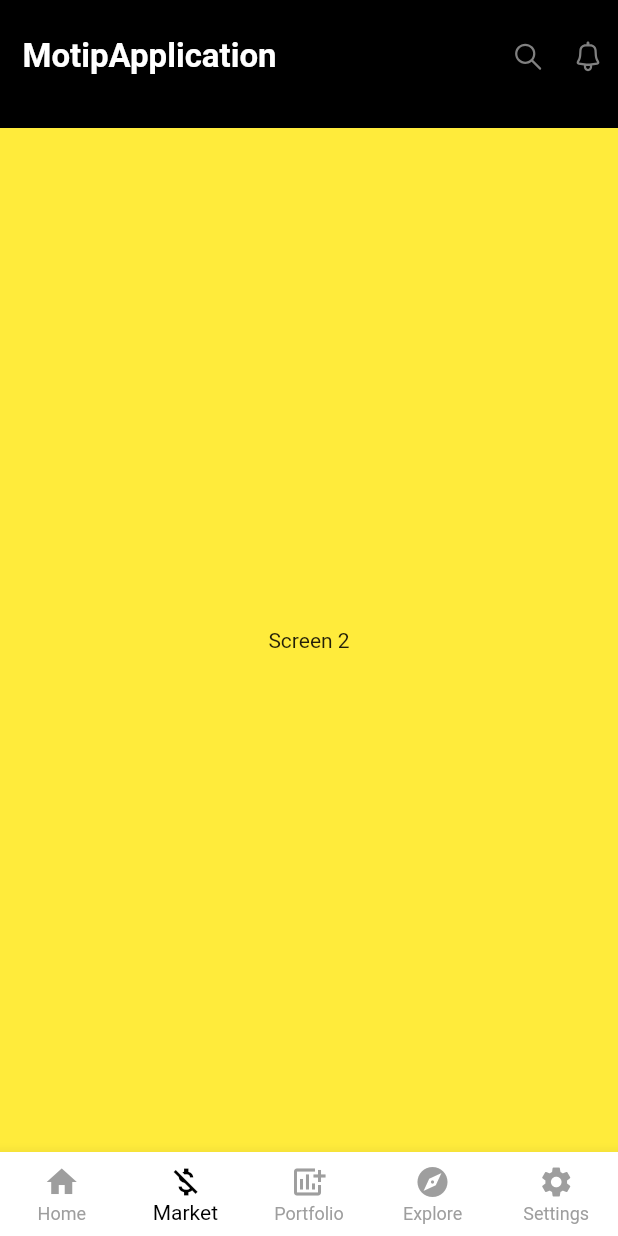
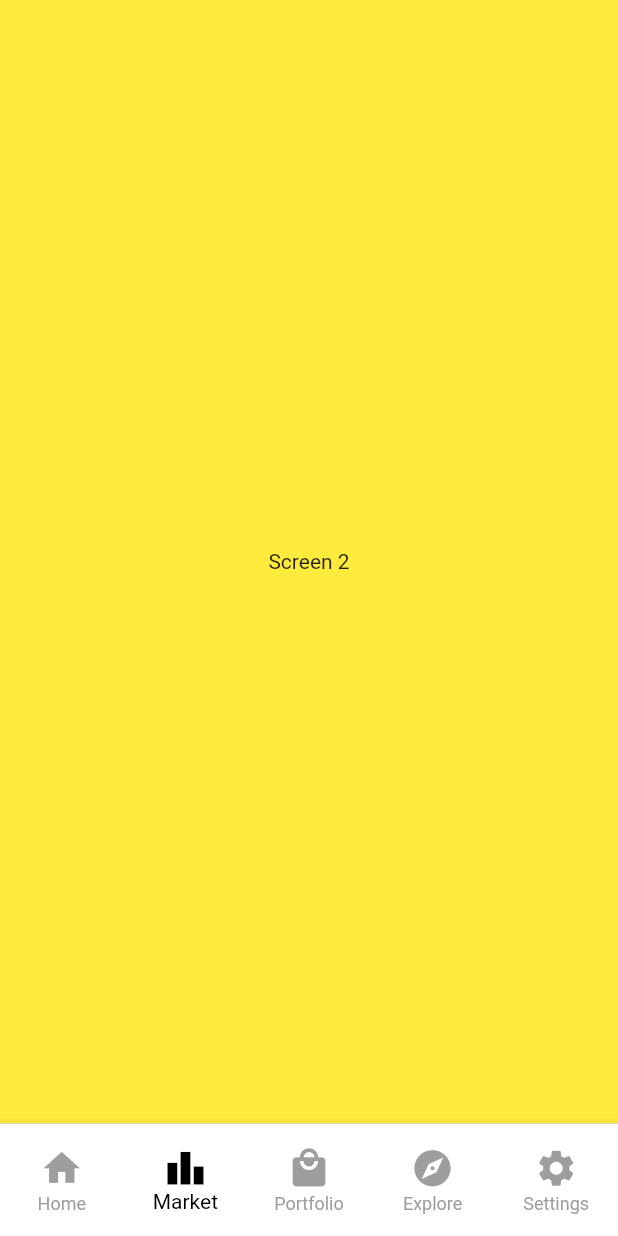
Before and after one commit to htJason98/cryptocurrency_app, a Flutter app: the HomeScreen screen opened directly, swiped to page 2, on a phone screen of 412 x 824 dp. Run offline on Flutter 3.47's test engine with Material 2 defaults, Android fonts, the phone set to English and light mode, and no system bars; our stand-ins replace flutter_html, flutter_svg; missing offline and left inert: move_to_background.

Commit message:
Modularization the Home screen

```diff
--- a/lib/main.dart
+++ b/lib/main.dart
@@ -1,4 +1,5 @@
 import 'package:flutter/material.dart';
+import 'package:flutter/services.dart';
 import 'package:motip_application/Screens/Welcome/welcome_screen.dart';
 import 'package:motip_application/constants.dart';
 
@@ -12,6 +13,8 @@ class MyApp extends StatelessWidget {
   // This widget is the root of your application.
   @override
   Widget build(BuildContext context) {
+    SystemChrome.setEnabledSystemUIMode(SystemUiMode.manual,
+        overlays: [SystemUiOverlay.top]);
     return MaterialApp(
       debugShowCheckedModeBanner: false,
       title: 'Flutter Motip',
--- /dev/null
+++ b/lib/screens/home/components/bottom_navigation_bar.dart
@@ -0,0 +1,49 @@
+import 'package:flutter/material.dart';
+import 'package:motip_application/utils/Dimens.dart';
+import 'package:motip_application/utils/Strings.dart';
+
+class CustomBottomNavigationBar extends StatelessWidget {
+  final int pageIndex;
+  final Function(int) onTabTapped;
+  const CustomBottomNavigationBar(
+      {Key? key, required this.pageIndex, required this.onTabTapped})
+      : super(key: key);
+
+  @override
+  Widget build(BuildContext context) {
+    return SizedBox(
+      height: Dimens.bottomNavigationBarHeight,
+      child: BottomNavigationBar(
+        currentIndex: pageIndex,
+        onTap: onTabTapped,
+        backgroundColor: Colors.white,
+        selectedItemColor: Colors.black,
+        unselectedItemColor: Colors.grey,
+        type: BottomNavigationBarType.fixed,
+        items: const <BottomNavigationBarItem>[
+          BottomNavigationBarItem(
+              icon: Icon(Icons.home, size: Dimens.bottomNavigationIconSize),
+              label: Strings.bottomPageHome),
+          BottomNavigationBarItem(
+              icon: Icon(
+                Icons.leaderboard,
+                size: Dimens.bottomNavigationIconSize,
+              ),
+              label: Strings.bottomPageMarket),
+          BottomNavigationBarItem(
+              icon: Icon(
+                Icons.local_mall,
+                size: Dimens.bottomNavigationIconSize,
+              ),
+              label: Strings.bottomPagePortfolio),
+          BottomNavigationBarItem(
+              icon: Icon(Icons.explore, size: Dimens.bottomNavigationIconSize),
+              label: Strings.bottomPageExplore),
+          BottomNavigationBarItem(
+              icon: Icon(Icons.settings, size: Dimens.bottomNavigationIconSize),
+              label: Strings.bottomPageSettings),
+        ],
+      ),
+    );
+  }
+}
--- a/lib/screens/home/home_screen.dart
+++ b/lib/screens/home/home_screen.dart
@@ -1,8 +1,8 @@
 import 'package:flutter/material.dart';
 import 'package:flutter_svg/flutter_svg.dart';
-import 'package:motip_application/utils/Strings.dart';
 import 'package:move_to_background/move_to_background.dart';
 
+import 'components/bottom_navigation_bar.dart';
 import 'components/home_page.dart';
 
 class HomeScreen extends StatefulWidget {
@@ -24,27 +24,9 @@ class _HomeScreenState extends State<HomeScreen> {
             tabPages: tabPages,
             onPageChanged: onPageChanged,
             pageController: _pageController),
-        bottomNavigationBar: BottomNavigationBar(
-          currentIndex: _pageIndex,
-          onTap: onTabTapped,
-          backgroundColor: Colors.white,
-          selectedItemColor: Colors.black,
-          unselectedItemColor: Colors.grey,
-          type: BottomNavigationBarType.fixed,
-          items: const <BottomNavigationBarItem>[
-            BottomNavigationBarItem(
-                icon: Icon(Icons.home), label: Strings.bottomPageHome),
-            BottomNavigationBarItem(
-                icon: Icon(Icons.money_off_csred_outlined),
-                label: Strings.bottomPageMarket),
-            BottomNavigationBarItem(
-                icon: Icon(Icons.add_chart),
-                label: Strings.bottomPagePortfolio),
-            BottomNavigationBarItem(
-                icon: Icon(Icons.explore), label: Strings.bottomPageExplore),
-            BottomNavigationBarItem(
-                icon: Icon(Icons.settings), label: Strings.bottomPageSettings),
-          ],
+        bottomNavigationBar: CustomBottomNavigationBar(
+          pageIndex: _pageIndex,
+          onTabTapped: onTabTapped,
         ),
       ),
       onWillPop: () async {
@@ -106,78 +88,16 @@ class Body extends StatelessWidget {
       decoration: const BoxDecoration(color: Colors.black),
       child: Column(
         children: [
-          const Expanded(
-            child: Header(),
-            flex: 1,
-          ),
           Expanded(
             child: PageView(
               children: tabPages,
               onPageChanged: onPageChanged,
               controller: pageController,
             ),
-            flex: 8,
+            flex: 1,
           )
         ],
       ),
-    );
-  }
-}
-
-class Header extends StatelessWidget {
-  const Header({Key? key}) : super(key: key);
-
-  @override
-  Widget build(BuildContext context) {
-    Size size = MediaQuery.of(context).size;
-    var padding = MediaQuery.of(context).padding.top;
-    return Padding(
-      padding: EdgeInsets.only(top: padding, bottom: 10),
-      child: SizedBox(
-          width: size.width,
-          child: Column(
-            children: [
-              Expanded(
-                child: Row(
-                  children: [
-                    const Expanded(
-                      child: Padding(
-                        padding: EdgeInsets.symmetric(horizontal: 15),
-                        child: Text(
-                          "MotipApplication",
-                          style: TextStyle(
-                              fontSize: 22.0,
-                              fontWeight: FontWeight.bold,
-                              color: Colors.white),
-                          textAlign: TextAlign.start,
-                        ),
-                      ),
-                      flex: 1,
-                    ),
-                    Expanded(
-                      child: Row(
-                        mainAxisAlignment: MainAxisAlignment.end,
-                        children: [
-                          Padding(
-                            padding: const EdgeInsets.symmetric(horizontal: 8),
-                            child:
-                                SvgPicture.asset("assets/images/ic_search.svg"),
-                          ),
-                          Padding(
-                            padding: const EdgeInsets.symmetric(horizontal: 8),
-                            child: SvgPicture.asset(
-                                "assets/images/ic_notification.svg"),
-                          )
-                        ],
-                      ),
-                      flex: 1,
-                    ),
-                  ],
-                ),
-                flex: 1,
-              ),
-            ],
-          )),
     );
   }
 }
--- /dev/null
+++ b/lib/utils/Dimens.dart
@@ -0,0 +1,11 @@
+class Dimens {
+  static const double smallSize = 10;
+  static const double smallSizeS = 12;
+  static const double smallSizeX = 14;
+  static const double mediumSize = 16;
+  static const double mediumSizeS = 18;
+  static const double mediumSizeX = 20;
+
+  static const double bottomNavigationBarHeight = 75;
+  static const double bottomNavigationIconSize = 29;
+}
```
Also changed, not shown: lib/screens/home/components/home_page.dart (+82 -3 lines).
